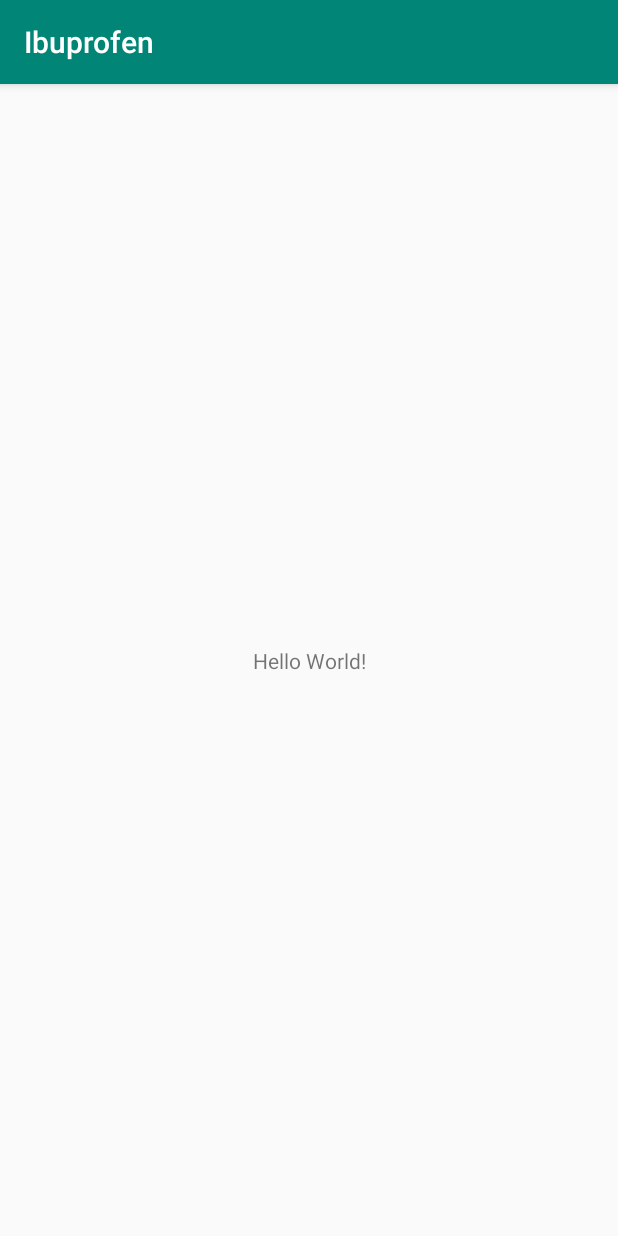
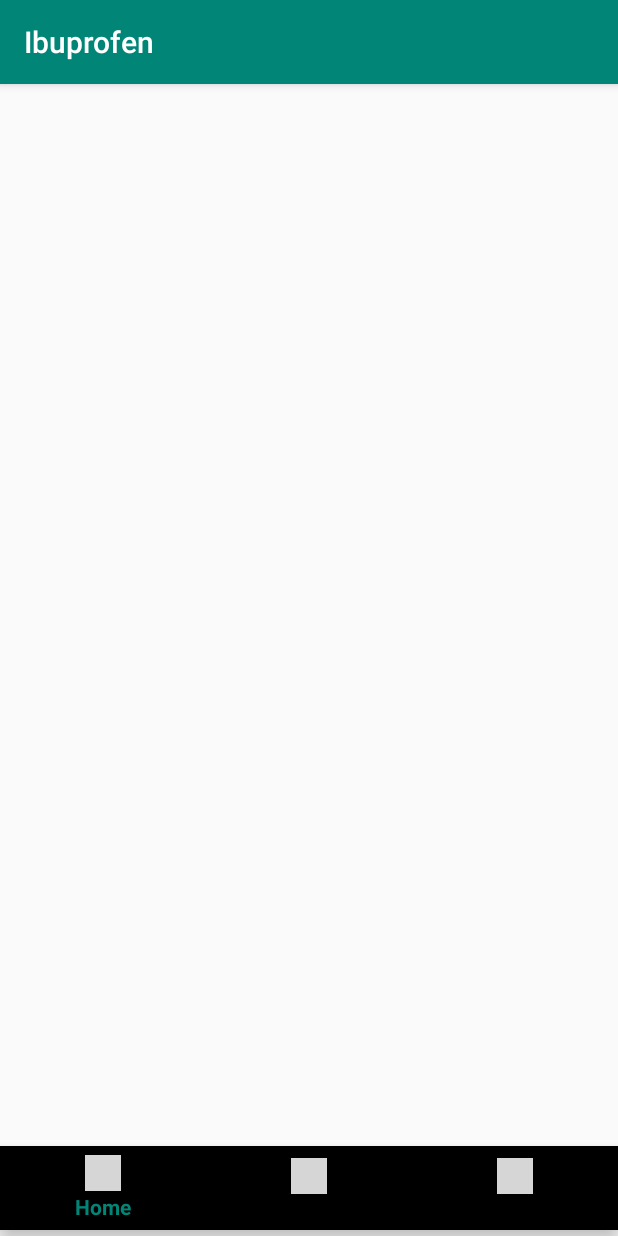
Before and after one commit to MercurialAnt/Ibuprofen, an Android app: the screen it shows after launch (MainActivity), on a phone screen of 412 x 824 dp. Run offline under Robolectric (Android 15) with nearby library versions, the phone set to English and light mode, and no system bars; grey boxes are pictures that could not be loaded.

Commit message:
Week 1 skeleton

```diff
--- a/app/src/main/AndroidManifest.xml
+++ b/app/src/main/AndroidManifest.xml
@@ -9,6 +9,8 @@
         android:roundIcon="@mipmap/ic_launcher_round"
         android:supportsRtl="true"
         android:theme="@style/AppTheme">
+        <activity android:name=".SignUpActivity"></activity>
+        <activity android:name=".HomeActivity" />
         <activity android:name=".MainActivity">
             <intent-filter>
                 <action android:name="android.intent.action.MAIN" />
--- /dev/null
+++ b/app/src/main/java/com/example/ibuprofen/Toolbar/EventFragment.java
@@ -0,0 +1,6 @@
+package com.example.ibuprofen.Toolbar;
+
+import android.support.v4.app.Fragment;
+
+public class EventFragment extends Fragment {
+}
--- /dev/null
+++ b/app/src/main/java/com/example/ibuprofen/Toolbar/FeedFragment.java
@@ -0,0 +1,6 @@
+package com.example.ibuprofen.Toolbar;
+
+import android.support.v4.app.Fragment;
+
+public class FeedFragment extends Fragment {
+}
--- /dev/null
+++ b/app/src/main/java/com/example/ibuprofen/Toolbar/FriendsFragment.java
@@ -0,0 +1,6 @@
+package com.example.ibuprofen.Toolbar;
+
+import android.support.v4.app.Fragment;
+
+public class FriendsFragment extends Fragment {
+}
--- /dev/null
+++ b/app/src/main/java/com/example/ibuprofen/Toolbar/ProfileFragment.java
@@ -0,0 +1,6 @@
+package com.example.ibuprofen.Toolbar;
+
+import android.support.v4.app.Fragment;
+
+public class ProfileFragment extends Fragment {
+}
--- a/app/src/main/res/layout/activity_main.xml
+++ b/app/src/main/res/layout/activity_main.xml
@@ -4,15 +4,27 @@
     xmlns:tools="http://schemas.android.com/tools"
     android:layout_width="match_parent"
     android:layout_height="match_parent"
-    tools:context=".MainActivity">
+    tools:context=".HomeActivity">
 
-    <TextView
-        android:layout_width="wrap_content"
+    <FrameLayout
+        android:id="@+id/flContainer"
+        android:layout_width="0dp"
+        android:layout_height="0dp"
+        android:layout_above="@id/bottom_navigation"
+        app:layout_constraintBottom_toTopOf="@+id/bottom_navigation"
+        app:layout_constraintEnd_toEndOf="parent"
+        app:layout_constraintStart_toStartOf="parent"
+        app:layout_constraintTop_toTopOf="parent"
+        app:layout_constraintVertical_bias="0.0"></FrameLayout>
+
+
+    <android.support.design.widget.BottomNavigationView
+        android:id="@+id/bottom_navigation"
+        android:layout_width="match_parent"
         android:layout_height="wrap_content"
-        android:text="Hello World!"
+        android:layout_marginBottom="4dp"
         app:layout_constraintBottom_toBottomOf="parent"
-        app:layout_constraintLeft_toLeftOf="parent"
-        app:layout_constraintRight_toRightOf="parent"
-        app:layout_constraintTop_toTopOf="parent" />
+        app:menu="@menu/menu_bottom_navigation"
+        tools:layout_editor_absoluteX="-8dp" />
 
 </android.support.constraint.ConstraintLayout>
--- /dev/null
+++ b/app/src/main/res/layout/event_fragment.xml
@@ -0,0 +1,6 @@
+<?xml version="1.0" encoding="utf-8"?>
+<android.support.constraint.ConstraintLayout
+    xmlns:android="http://schemas.android.com/apk/res/android" android:layout_width="match_parent"
+    android:layout_height="match_parent">
+
+</android.support.constraint.ConstraintLayout>
--- /dev/null
+++ b/app/src/main/res/layout/feed_fragment.xml
@@ -0,0 +1,6 @@
+<?xml version="1.0" encoding="utf-8"?>
+<android.support.constraint.ConstraintLayout
+    xmlns:android="http://schemas.android.com/apk/res/android" android:layout_width="match_parent"
+    android:layout_height="match_parent">
+
+</android.support.constraint.ConstraintLayout>
--- /dev/null
+++ b/app/src/main/res/layout/friends_fragment.xml
@@ -0,0 +1,6 @@
+<?xml version="1.0" encoding="utf-8"?>
+<android.support.constraint.ConstraintLayout
+    xmlns:android="http://schemas.android.com/apk/res/android" android:layout_width="match_parent"
+    android:layout_height="match_parent">
+
+</android.support.constraint.ConstraintLayout>
--- /dev/null
+++ b/app/src/main/res/layout/profile_fragment.xml
@@ -0,0 +1,6 @@
+<?xml version="1.0" encoding="utf-8"?>
+<android.support.constraint.ConstraintLayout
+    xmlns:android="http://schemas.android.com/apk/res/android" android:layout_width="match_parent"
+    android:layout_height="match_parent">
+
+</android.support.constraint.ConstraintLayout>
--- /dev/null
+++ b/app/src/main/res/menu/menu_bottom_navigation.xml
@@ -0,0 +1,20 @@
+<?xml version="1.0" encoding="utf-8"?>
+<menu xmlns:app="http://schemas.android.com/apk/res-auto"
+    xmlns:android="http://schemas.android.com/apk/res/android">
+
+    <item
+        android:id="@+id/action_home"
+        android:icon="@drawable/instagram_home_outline_24"
+        android:title="Home"
+        app:showAsAction="always" />
+    <item
+        android:id="@+id/action_compose"
+        android:icon="@drawable/instagram_new_post_outline_24"
+        android:title="Compose"
+        app:showAsAction="always" />
+    <item
+        android:id="@+id/action_profile"
+        android:icon="@drawable/instagram_user_outline_24"
+        android:title="Profile"
+        app:showAsAction="always" />
+</menu>
```
Also changed, not shown: app/build.gradle (+18 -0 lines), app/src/main/java/com/example/ibuprofen/HomeActivity.java (added, +13 -0 lines), app/src/main/java/com/example/ibuprofen/SignUpActivity.java (added, +13 -0 lines), app/src/main/res/layout/activity_home.xml (added, +68 -0 lines), app/src/main/res/layout/activity_sign_up.xml (added, +9 -0 lines).
